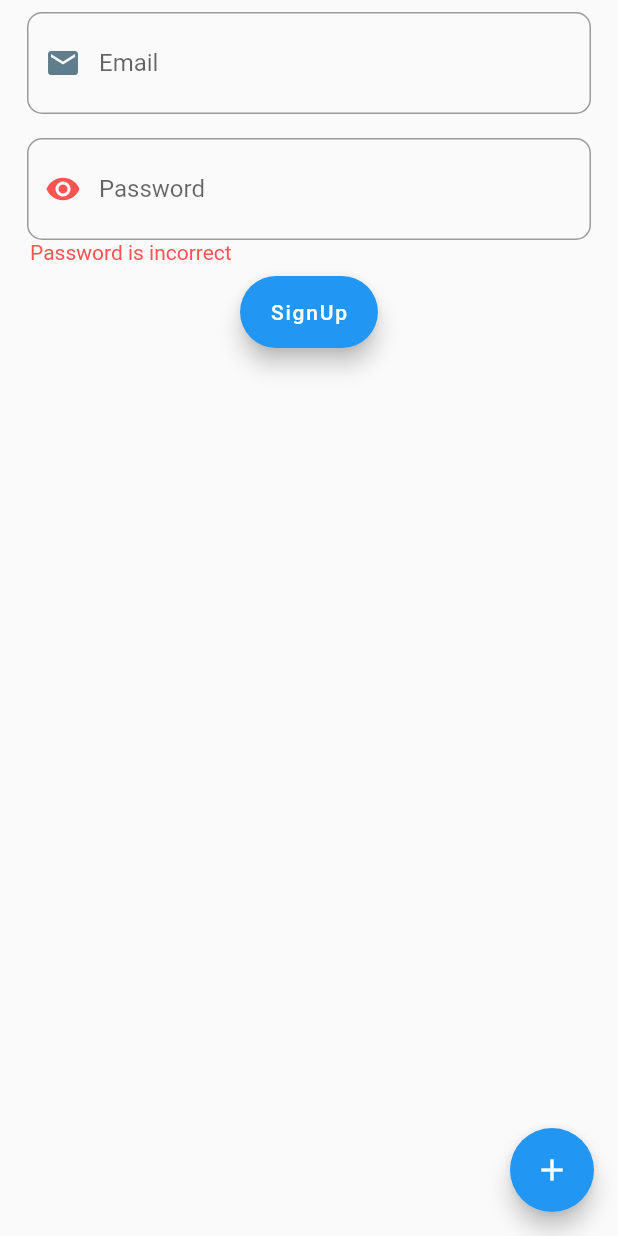
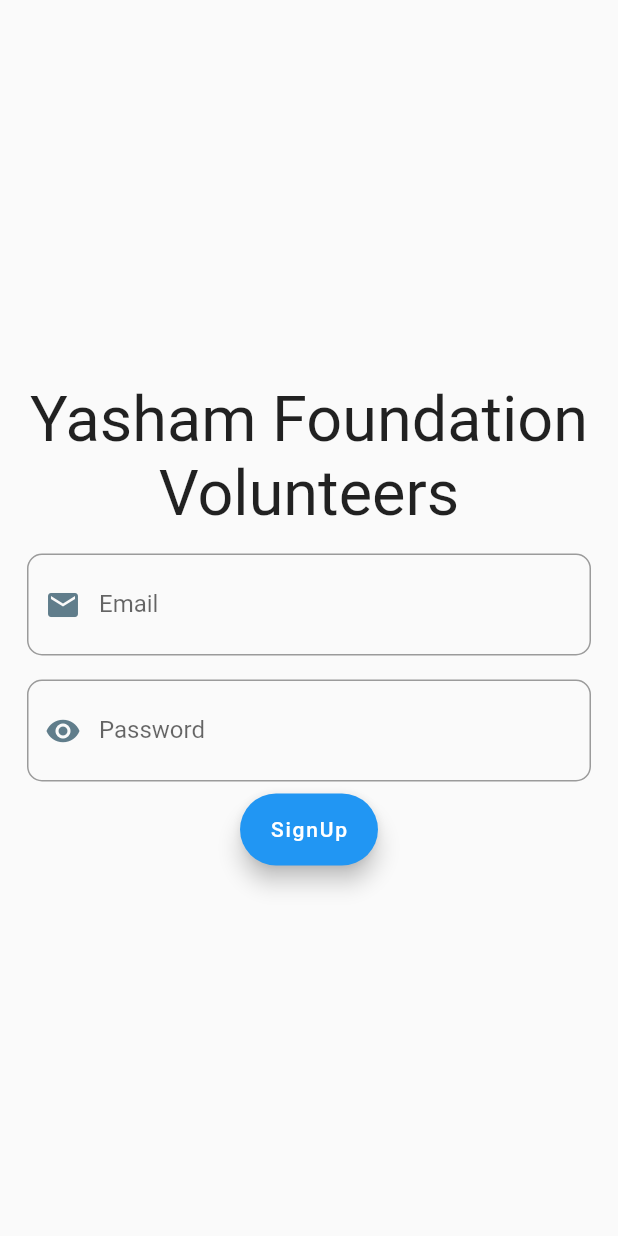
Before and after one commit to EastWind4/Working, a Flutter app: the screen it shows after launch, after a tap on "SignUp", on a phone screen of 412 x 824 dp. Run offline on Flutter 3.47's test engine with Material 2 defaults, Android fonts, the phone set to English and light mode, and no system bars; network calls fail.

Commit message:
app features

```diff
--- a/yashram_app/lib/helpers/api.dart
+++ b/yashram_app/lib/helpers/api.dart
@@ -2,4 +2,7 @@
   static final BASEURL = "https://east-wind.onrender.com/api/";
 
   static final signupEndpoint = "signup/";
+  static final loginEndpoint = "login/";
+  static final regEvents = "events/my/";
+  static final postProgress = "events/approve/";
 }
--- a/yashram_app/lib/main.dart
+++ b/yashram_app/lib/main.dart
@@ -11,6 +11,7 @@
   @override
   Widget build(BuildContext context) {
     return MaterialApp(
+      debugShowCheckedModeBanner: false,
       title: 'Flutter Demo',
       theme: ThemeData(
         primarySwatch: Colors.blue,
@@ -32,11 +33,6 @@
   Widget build(BuildContext context) {
     return Scaffold(
       body: SignUpScreen(),
-      floatingActionButton: FloatingActionButton(
-        onPressed: () {},
-        tooltip: 'Increment',
-        child: const Icon(Icons.add),
-      ),
     );
   }
 }
--- a/yashram_app/lib/models/errors.dart
+++ b/yashram_app/lib/models/errors.dart
@@ -1,7 +1,14 @@
-enum FieldError { Empty, Invalid, Incorrect }
+enum FieldError { None, Empty, Invalid, Incorrect }
 
 extension FieldErrorDesc on FieldError {
+  static const Map<FieldError, bool> _err = {
+    FieldError.None: false,
+    FieldError.Empty: true,
+    FieldError.Invalid: true,
+    FieldError.Incorrect: true,
+  };
   static const Map<FieldError, String> _map = {
+    FieldError.None: "",
     FieldError.Empty: "field is empty",
     FieldError.Invalid: "field is invalid",
     FieldError.Incorrect: "field is incorrect",
--- /dev/null
+++ b/yashram_app/lib/models/user.dart
@@ -0,0 +1,7 @@
+class User {
+  final String username;
+  final String email;
+  final String password;
+
+  User({required this.email, required this.password, required this.username});
+}
--- a/yashram_app/lib/screens/signup.dart
+++ b/yashram_app/lib/screens/signup.dart
@@ -1,21 +1,41 @@
 import 'package:flutter/material.dart';
+import 'package:yashram_app/models/user.dart';
+import 'package:yashram_app/screens/events.dart';
 import 'package:yashram_app/services/signup.dart';
+import '../models/login_State.dart';
 import '/models/errors.dart';
 import '/ui_comps/cus_text_field.dart';
 
-class SignUpScreen extends StatelessWidget {
-  const SignUpScreen({Key? key}) : super(key: key);
+class SignUpScreen extends StatefulWidget {
+  const SignUpScreen({super.key});
 
+  @override
+  State<SignUpScreen> createState() => _SignUpScreenState();
+}
+
+class _SignUpScreenState extends State<SignUpScreen> {
   @override
   Widget build(BuildContext context) {
     TextEditingController emailController = TextEditingController();
     TextEditingController passController = TextEditingController();
-    SignUp signupServ = SignUp();
+    Login signupServ = Login();
+    FieldError err = FieldError.None;
 
     return Scaffold(
       body: Center(
         child: Column(
+          mainAxisAlignment: MainAxisAlignment.center,
           children: [
+            const Padding(
+              padding: EdgeInsets.all(8.0),
+              child: Text(
+                "Yasham Foundation Volunteers",
+                style: TextStyle(
+                  fontSize: 42,
+                ),
+                textAlign: TextAlign.center,
+              ),
+            ),
             Padding(
               padding: const EdgeInsets.symmetric(vertical: 8.0),
               child: CusTextField(
@@ -23,7 +43,7 @@
                 icon: Icons.email,
                 controller: emailController,
                 isPassword: false,
-                // err: FieldError(isError: false, msg: ""),
+                err: err,
               ),
             ),
             Padding(
@@ -33,13 +53,25 @@
                 icon: Icons.email,
                 controller: passController,
                 isPassword: true,
-                err: FieldError.Incorrect,
+                err: err,
               ),
             ),
             FloatingActionButton.extended(
-                onPressed: () {
-                  signupServ.signUp("username", passController.text, "name",
-                      emailController.text);
+                onPressed: () async {
+                  LoginState st = await signupServ.signUp("username",
+                      passController.text, "name", emailController.text);
+                  if (!st.success) {
+                    setState(() {
+                      err = FieldError.Incorrect;
+                    });
+                  } else {
+                    User user = User(
+                        email: emailController.text,
+                        password: passController.text,
+                        username: "test");
+                    Navigator.of(context).push(MaterialPageRoute(
+                        builder: (context) => VolEventsScreen(user: user)));
+                  }
                 },
                 label: Text("SignUp"))
           ],
--- a/yashram_app/lib/services/signup.dart
+++ b/yashram_app/lib/services/signup.dart
@@ -2,22 +2,28 @@
 import 'package:yashram_app/models/login_State.dart';
 import 'package:http/http.dart' as http;
 
-class SignUp {
+class Login {
   Future<LoginState> signUp(
       String username, String password, String name, String email) async {
     try {
-      var url = Uri.parse(API.BASEURL + API.signupEndpoint);
+      var url = Uri.parse(API.BASEURL + API.loginEndpoint);
       var params = {
-        "username": username,
+        "email": email,
         "password": password,
-        "name": name,
-        "email": email
       };
       var resp = await http.post(url, body: params);
-      print(resp.toString());
+      String data = resp.body;
+      int statusCode = resp.statusCode;
+
+      if (statusCode != 200) throw Error();
+
+      print("success");
+
       return LoginState(success: true);
     } catch (e) {
       return LoginState(success: false);
     }
   }
 }
+
+// name token expDate
--- a/yashram_app/lib/ui_comps/cus_text_field.dart
+++ b/yashram_app/lib/ui_comps/cus_text_field.dart
@@ -50,8 +50,9 @@
 
   @override
   Widget build(BuildContext context) {
-    Color respColor = widget.err == null ? Colors.blueGrey : Colors.redAccent;
-    if (widget.err != null && animate) {
+    Color respColor =
+        widget.err == FieldError.None ? Colors.blueGrey : Colors.redAccent;
+    if (widget.err != FieldError.None && animate) {
       shake();
     }
 
@@ -72,7 +73,7 @@
                       borderRadius: BorderRadius.circular(10),
                       borderSide: BorderSide(
                         width: 3,
-                        color: widget.err == null
+                        color: widget.err == FieldError.None
                             ? Colors.blueGrey
                             : Colors.redAccent,
                       )),
@@ -108,7 +109,7 @@
             ),
           ),
         ),
-        if (widget.err != null) ...[
+        if (widget.err != FieldError.None) ...[
           Padding(
             padding: const EdgeInsets.symmetric(horizontal: 20.0),
             child: Text(
--- a/yashram_app/pubspec.yaml
+++ b/yashram_app/pubspec.yaml
@@ -36,6 +36,7 @@
   # Use with the CupertinoIcons class for iOS style icons.
   cupertino_icons: ^1.0.2
   http: ^0.13.4
+  stop_watch_timer:
 
 dev_dependencies:
   flutter_test:
```
Also changed, not shown: yashram_app/lib/models/events.dart (added, +23 -0 lines), yashram_app/lib/screens/events.dart (added, +136 -0 lines), yashram_app/lib/screens/timer.dart (added, +250 -0 lines), yashram_app/lib/services/events.dart (added, +48 -0 lines), yashram_app/pubspec.lock, 1 other file.
